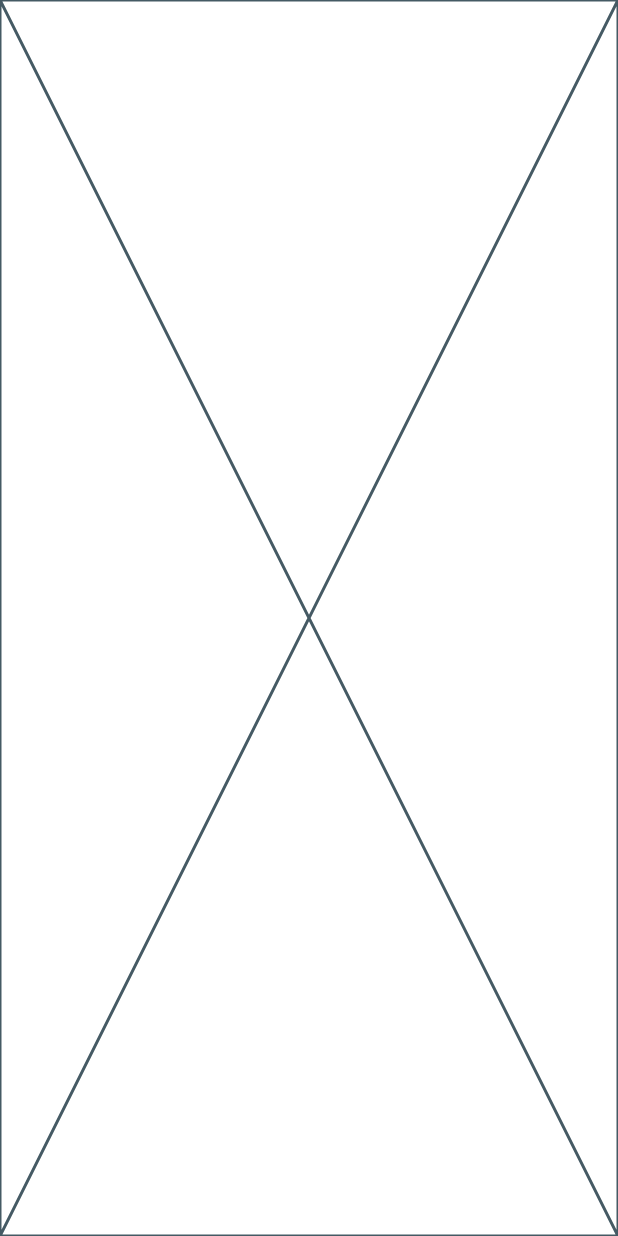
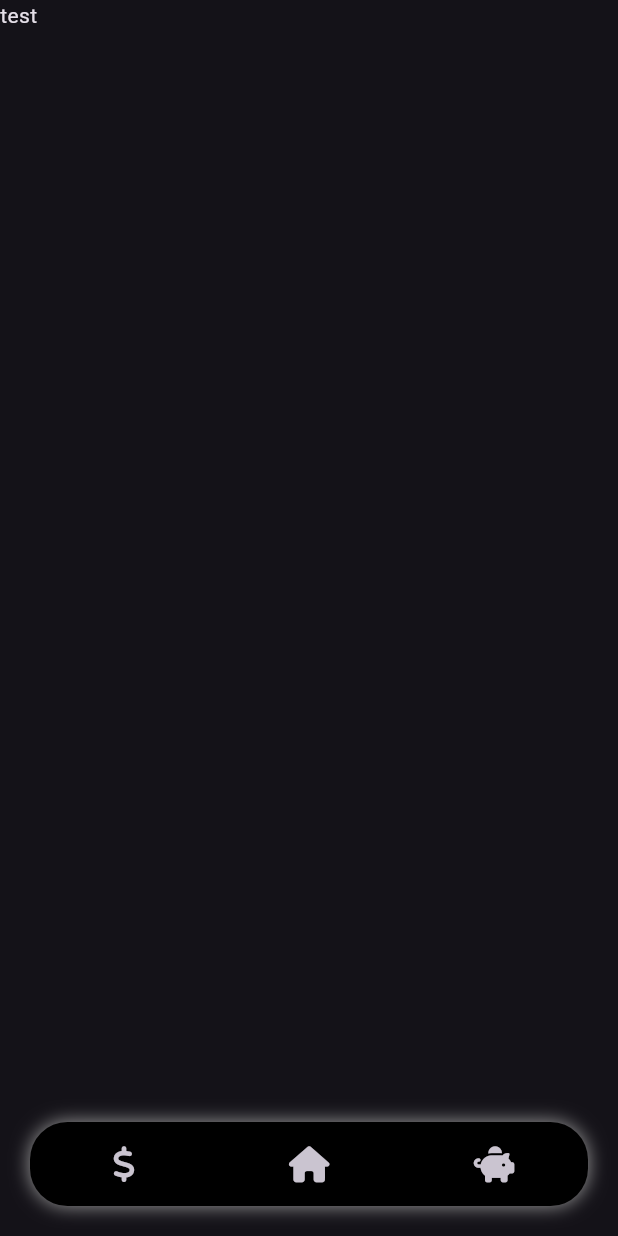
Before and after one commit to iamsaeedbm/jibeto, a Flutter app: the screen it shows after launch, on a phone screen of 412 x 824 dp. Run offline on Flutter 3.47's test engine with Material 3 defaults, Android fonts, the phone set to English and light mode, and no system bars; our stand-ins replace font_awesome_flutter.

Commit message:
modify homepage

```diff
--- a/lib/main.dart
+++ b/lib/main.dart
@@ -2,7 +2,7 @@ import 'package:flutter/material.dart';
 import 'package:jibeto_app/pages/home_page.dart';
 import 'package:jibeto_app/theme/dark_mode.dart';
 
-void main() async {
+void main() {
   runApp(const MyApp());
 }
 
--- a/lib/pages/home_page.dart
+++ b/lib/pages/home_page.dart
@@ -1,4 +1,5 @@
 import 'package:flutter/material.dart';
+import 'package:jibeto_app/component/nav_bar.dart';
 
 class HomePage extends StatefulWidget {
   const HomePage({super.key});
@@ -10,6 +11,12 @@ class HomePage extends StatefulWidget {
 class _HomePageState extends State<HomePage> {
   @override
   Widget build(BuildContext context) {
-    return const Placeholder();
+    return Scaffold(
+      bottomNavigationBar: getBottomNavBar(),
+      body: const SafeArea(
+          child: Column(
+        children: [Text('test')],
+      )),
+    );
   }
 }
```
